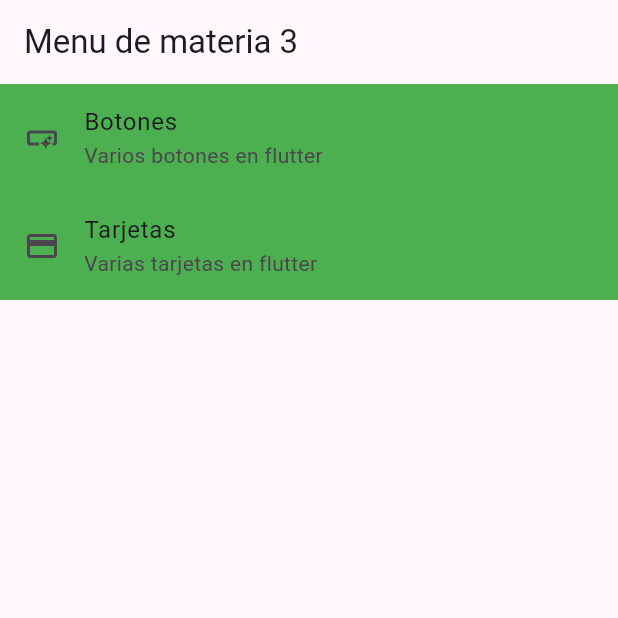
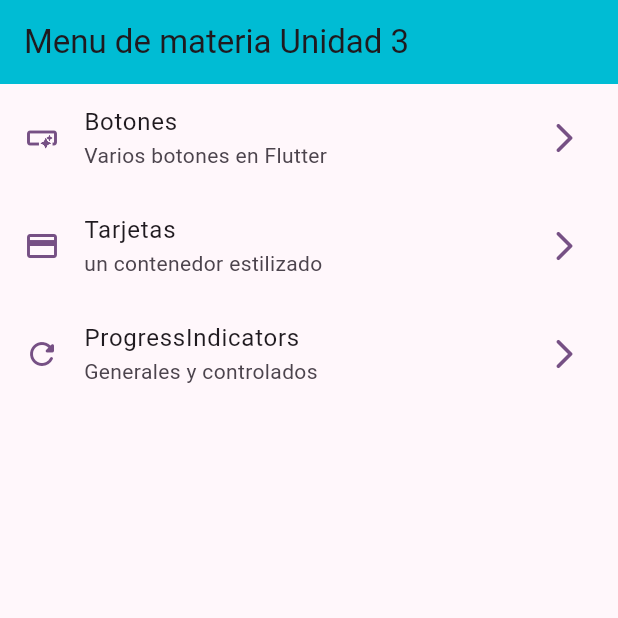
Before and after one commit to AlessadraRdz/no, a Flutter app: the screen it shows after launch, on a phone screen of 412 x 824 dp, the top half of it. Run offline on Flutter 3.47's test engine with Material 2 defaults, Android fonts, the phone set to English and light mode, and no system bars; our stand-ins replace go_router.

Commit message:
progresss

```diff
--- a/lib/config/menu/menu_items.dart
+++ b/lib/config/menu/menu_items.dart
@@ -5,27 +5,29 @@ class MenuItem {
   final String subTitle;
   final String link;
   final IconData icon;
-  final String screenName;
 
   const MenuItem(
       {required this.title,
       required this.subTitle,
       required this.link,
-      required this.icon,
-      required this.screenName});
+      required this.icon});
 }
 
-const appMenuItems = <MenuItem>[
-  MenuItem(
-      title: 'Botones',
-      subTitle: 'Varios botones en flutter',
-      link: '/buttons',
-      icon: Icons.smart_button_outlined,
-      screenName: 'button_screen'),
-  MenuItem(
+List<MenuItem> appMenuItems = <MenuItem>[
+  const MenuItem(
+    title: 'Botones',
+    subTitle: 'Varios botones en Flutter',
+    link: '/buttons',
+    icon: Icons.smart_button_outlined,
+  ),
+  const MenuItem(
       title: 'Tarjetas',
-      subTitle: 'Varias tarjetas en flutter',
-      link: '/tarjetas',
-      icon: Icons.credit_card,
-      screenName: 'card_screen')
+      subTitle: 'un contenedor estilizado',
+      link: '/cards',
+      icon: Icons.credit_card),
+  const MenuItem(
+      title: 'ProgressIndicators',
+      subTitle: 'Generales y controlados',
+      link: '/progress',
+      icon: Icons.refresh_rounded),
 ];
--- a/lib/config/router/app_router.dart
+++ b/lib/config/router/app_router.dart
@@ -4,6 +4,7 @@ import 'package:go_router/go_router.dart';
 import '../../presentation/screen/button/button_screen.dart';
 import '../../presentation/screen/cards/card_screen.dart';
 import '../../presentation/screen/home/home_screen.dart';
+import '../../presentation/screen/progress/progress_screen.dart';
 
 final GoRouter appRouter = GoRouter(
   routes: <RouteBase>[
@@ -25,5 +26,11 @@ final GoRouter appRouter = GoRouter(
       builder: (BuildContext context, GoRouterState state) =>
           const CardsScreen(),
     ),
+    GoRoute(
+      path: '/progress',
+      name: ProgressScreen.screenName,
+      builder: (BuildContext context, GoRouterState state) =>
+          const ProgressScreen(),
+    ),
   ],
 );
--- a/lib/presentation/screen/home/home_screen.dart
+++ b/lib/presentation/screen/home/home_screen.dart
@@ -11,7 +11,8 @@ class HomeScreen extends StatelessWidget {
   Widget build(BuildContext context) {
     return Scaffold(
         appBar: AppBar(
-          title: const Text('Menu de materia 3 '),
+          backgroundColor: Colors.cyan,
+          title: const Text('Menu de materia Unidad 3 '),
         ),
         body: const _HomeView());
   }
@@ -44,15 +45,18 @@ class _ListTile extends StatelessWidget {
 
   @override
   Widget build(BuildContext context) {
+    final colors = Theme.of(context).colorScheme;
     return ListTile(
-        leading: Icon(menuItem.icon),
-        hoverColor: const Color.fromARGB(255, 255, 64, 182),
-        splashColor: Colors.blueAccent,
-        tileColor: Colors.green,
-        title: Text(menuItem.title),
+        leading: Icon(menuItem.icon, color: colors.primary),
+        trailing: Icon(Icons.arrow_forward_ios_rounded, color: colors.primary),
+        hoverColor: Color.fromARGB(255, 64, 255, 245),
+        splashColor: const Color.fromARGB(255, 68, 255, 124),
+        title: Text(
+          menuItem.title,
+        ),
         subtitle: Text(menuItem.subTitle),
         onTap: () {
-          context.pushNamed(menuItem.screenName);
+          context.push(menuItem.link);
         });
   }
 }
```
